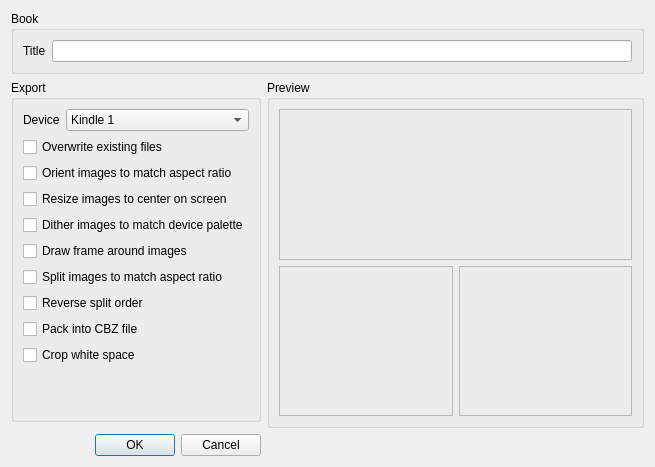
Qt form dev/ui/options.ui (proDOOMman/Mangle) before a commit.
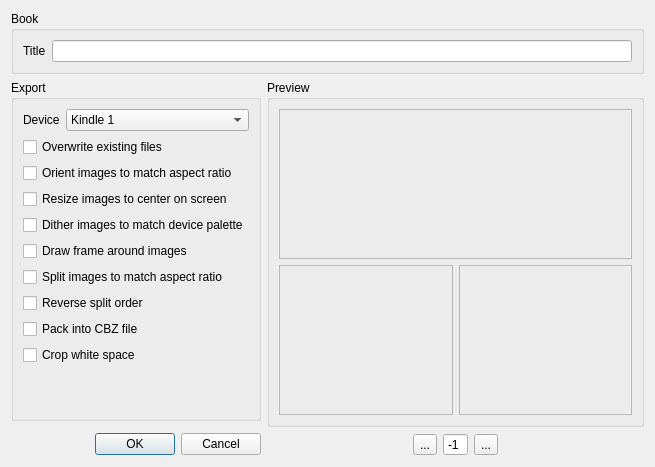
The same form after that commit. Icons and pictures are not drawn.

Commit message: Another changes for preview

```diff
--- a/dev/ui/options.ui
+++ b/dev/ui/options.ui
@@ -273,6 +273,71 @@
      </layout>
     </widget>
    </item>
+   <item row="3" column="1">
+    <layout class="QHBoxLayout" name="horizontalLayout">
+     <item>
+      <spacer name="horizontalSpacer">
+       <property name="orientation">
+        <enum>Qt::Horizontal</enum>
+       </property>
+       <property name="sizeHint" stdset="0">
+        <size>
+         <width>40</width>
+         <height>20</height>
+        </size>
+       </property>
+      </spacer>
+     </item>
+     <item>
+      <widget class="QToolButton" name="prevPreviewButton">
+       <property name="text">
+        <string>...</string>
+       </property>
+       <property name="icon">
+        <iconset resource="../res/resources.qrc">
+         <normaloff>:/img/img/go-previous.png</normaloff>:/img/img/go-previous.png</iconset>
+       </property>
+      </widget>
+     </item>
+     <item>
+      <widget class="QSpinBox" name="previewSpinBox">
+       <property name="buttonSymbols">
+        <enum>QAbstractSpinBox::NoButtons</enum>
+       </property>
+       <property name="minimum">
+        <number>-1</number>
+       </property>
+       <property name="value">
+        <number>-1</number>
+       </property>
+      </widget>
+     </item>
+     <item>
+      <widget class="QToolButton" name="nextPreviewButton">
+       <property name="text">
+        <string>...</string>
+       </property>
+       <property name="icon">
+        <iconset resource="../res/resources.qrc">
+         <normaloff>:/img/img/go-next.png</normaloff>:/img/img/go-next.png</iconset>
+       </property>
+      </widget>
+     </item>
+     <item>
+      <spacer name="horizontalSpacer_2">
+       <property name="orientation">
+        <enum>Qt::Horizontal</enum>
+       </property>
+       <property name="sizeHint" stdset="0">
+        <size>
+         <width>40</width>
+         <height>20</height>
+        </size>
+       </property>
+      </spacer>
+     </item>
+    </layout>
+   </item>
   </layout>
  </widget>
  <resources>
```
The commit also changes 10 other files.
